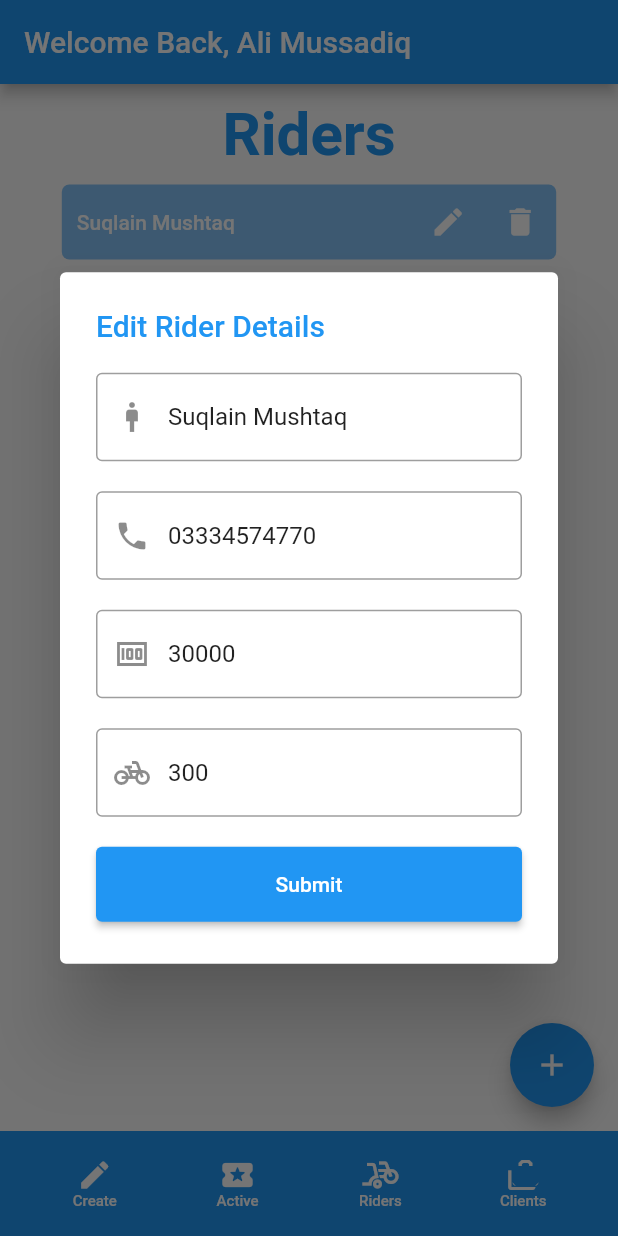
After one commit to IbraheemHaseeb7/paani, a Flutter app: the screen it shows after launch, item 3 of the bottom bar chosen, after a tap on the "edit" icon, on a phone screen of 412 x 824 dp. The commit adds this screen. Run offline on Flutter 3.47's test engine with Material 2 defaults, Android fonts, the phone set to English and light mode, and no system bars; our stand-ins replace custom_radio_grouped_button.

Commit message:
created riders page

```diff
--- a/lib/Components/CreateForm/CustomInput.dart
+++ b/lib/Components/CreateForm/CustomInput.dart
@@ -7,6 +7,7 @@ class CustomInput extends StatelessWidget {
   String label;
   double size;
   Icon icon;
+  String? defaultValue;
   Function(String)? updateValue;
   CustomInput(
       {super.key,
@@ -15,7 +16,8 @@ class CustomInput extends StatelessWidget {
       required this.label,
       required this.icon,
       required this.size,
-      this.updateValue});
+      this.updateValue,
+      this.defaultValue});
   @override
   Widget build(BuildContext context) {
     // FUNCTIONS
@@ -26,11 +28,18 @@ class CustomInput extends StatelessWidget {
       }
     }
 
+    // SIDE VARIABES
+    TextEditingController tec = TextEditingController();
+    if (defaultValue != null) {
+      tec.text = defaultValue ?? "";
+    }
+
     // RENDERING COMPONENTS
     return (Container(
       margin: EdgeInsets.only(bottom: 20),
       width: size,
       child: TextField(
+        controller: tec,
         decoration: InputDecoration(
             border: const OutlineInputBorder(),
             hintText: label,
--- a/lib/Components/Footer.dart
+++ b/lib/Components/Footer.dart
@@ -37,8 +37,8 @@ class FooterState extends State<Footer> {
                 icon: const Icon(Icons.bike_scooter),
                 makeSelection: widget.makeSelection),
             FooterButton(
-                name: "Settings",
-                icon: const Icon(Icons.settings),
+                name: "Clients",
+                icon: const Icon(Icons.cases),
                 makeSelection: widget.makeSelection),
           ],
         )));
--- /dev/null
+++ b/lib/Components/Riders/AddRider.dart
@@ -0,0 +1,41 @@
+import 'package:flutter/material.dart';
+import 'package:paani/Components/Riders/AddRiderForm.dart';
+
+class AddRider extends StatefulWidget {
+  Function showTheDialogue;
+  Function(Map<String, String>) addRider;
+  AddRider({super.key, required this.showTheDialogue, required this.addRider});
+
+  AddRiderState createState() => AddRiderState();
+}
+
+class AddRiderState extends State<AddRider> {
+  @override
+  Widget build(BuildContext context) {
+    double screenWidth = MediaQuery.of(context).size.width;
+    double screenHeight = MediaQuery.of(context).size.height;
+
+    return Container(
+        width: screenWidth,
+        height: screenHeight,
+        child: Column(children: [
+          GestureDetector(
+            onVerticalDragEnd: (d) {
+              widget.showTheDialogue();
+            },
+            child: Container(
+              decoration: const BoxDecoration(
+                borderRadius: BorderRadius.only(
+                    topLeft: Radius.circular(10),
+                    topRight: Radius.circular(10)),
+              ),
+              width: screenWidth,
+              height: screenHeight * 0.6,
+              child: AddRiderForm(
+                  addRider: widget.addRider,
+                  showTheDialogue: widget.showTheDialogue),
+            ),
+          )
+        ]));
+  }
+}
--- /dev/null
+++ b/lib/Components/Riders/AddRiderForm.dart
@@ -0,0 +1,85 @@
+import 'package:flutter/material.dart';
+import 'package:paani/Components/CreateForm/CustomInput.dart';
+
+class AddRiderForm extends StatelessWidget {
+  Function(Map<String, String>) addRider;
+  Function showTheDialogue;
+  AddRiderForm(
+      {super.key, required this.addRider, required this.showTheDialogue});
+
+  Map<String, String> input = {};
+
+  @override
+  Widget build(BuildContext context) {
+    double screenWidth = MediaQuery.of(context).size.width;
+
+    void setSelection(String name, String? value) {
+      input[name] = value ?? "";
+    }
+
+    void handleSubmit() {
+      addRider(input);
+      showTheDialogue();
+    }
+
+    return Container(
+      width: screenWidth,
+      padding: const EdgeInsets.only(top: 40),
+      decoration: const BoxDecoration(
+          color: Colors.white,
+          borderRadius: BorderRadius.only(
+              topLeft: Radius.circular(20), topRight: Radius.circular(20))),
+      child: Flex(
+          direction: Axis.vertical,
+          mainAxisAlignment: MainAxisAlignment.start,
+          children: [
+            Container(
+              margin: const EdgeInsets.only(bottom: 20),
+              child: const Text("Add a new Rider",
+                  style: TextStyle(
+                      color: Colors.blue,
+                      fontSize: 30,
+                      fontWeight: FontWeight.bold)),
+            ),
+            CustomInput(
+                setSelection: setSelection,
+                name: "name",
+                label: "Name",
+                icon: const Icon(Icons.man),
+                size: screenWidth * 0.8),
+            CustomInput(
+                setSelection: setSelection,
+                name: "phone",
+                label: "Phone",
+                icon: const Icon(Icons.phone),
+                size: screenWidth * 0.8),
+            CustomInput(
+                setSelection: setSelection,
+                name: "salary",
+                label: "Salary",
+                icon: const Icon(Icons.money),
+                size: screenWidth * 0.8),
+            CustomInput(
+                setSelection: setSelection,
+                name: "totalDeliveries",
+                label: "Total Deliveries",
+                icon: const Icon(Icons.pedal_bike),
+                size: screenWidth * 0.8),
+            CustomInput(
+                setSelection: setSelection,
+                name: "password",
+                label: "Password",
+                icon: const Icon(Icons.password),
+                size: screenWidth * 0.8),
+            Container(
+              width: screenWidth * 0.8,
+              height: 50,
+              child: ElevatedButton(
+                onPressed: handleSubmit,
+                child: Text("Submit"),
+              ),
+            )
+          ]),
+    );
+  }
+}
--- a/lib/Components/Riders/RiderContainer.dart
+++ b/lib/Components/Riders/RiderContainer.dart
@@ -1,6 +1,7 @@
 import 'package:flutter/material.dart';
+import 'package:paani/Components/Riders/RiderEdit.dart';
 
-class RiderContainer extends StatelessWidget {
+class RiderContainer extends StatefulWidget {
   Map<String, String> rider;
   Function(int) delete;
   int index;
@@ -11,10 +12,34 @@ class RiderContainer extends StatelessWidget {
       required this.index});
 
   @override
+  RiderContainerState createState() => RiderContainerState();
+}
+
+class RiderContainerState extends State<RiderContainer> {
+  Map<String, String?> input = {};
+
+  @override
   Widget build(BuildContext context) {
     // FUNCTIONS
     void handleDelete() {
-      delete(index);
+      widget.delete(widget.index);
+    }
+
+    void handleEdit() async {
+      await showDialog(
+          context: context,
+          builder: (BuildContext editContext) {
+            return RiderEdit(
+              rider: widget.rider,
+              input: input,
+            );
+          });
+      setState(() {
+        widget.rider["name"] = input["name"] ?? "";
+        widget.rider["phone"] = input["phone"] ?? "";
+        widget.rider["salary"] = input["salary"] ?? "";
+        widget.rider["totalDeliveries"] = input["totalDeliveries"] ?? "";
+      });
     }
 
     // HELPING VARIABLES
@@ -32,13 +57,13 @@ class RiderContainer extends StatelessWidget {
         children: [
           Container(
             padding: const EdgeInsets.only(left: 10),
-            child: Text(rider["name"] ?? "",
+            child: Text(widget.rider["name"] ?? "",
                 style: const TextStyle(
                     color: Colors.white, fontWeight: FontWeight.w500)),
           ),
           Row(children: [
             IconButton(
-                onPressed: () {},
+                onPressed: handleEdit,
                 icon: const Icon(Icons.edit, color: Colors.white)),
             IconButton(
                 onPressed: handleDelete,
--- /dev/null
+++ b/lib/Components/Riders/RiderEdit.dart
@@ -0,0 +1,78 @@
+import 'package:flutter/material.dart';
+import 'package:paani/Components/CreateForm/CustomInput.dart';
+
+class RiderEdit extends StatefulWidget {
+  Map<String, String?> rider;
+  Map<String, String?> input;
+  RiderEdit({super.key, required this.rider, required this.input});
+
+  @override
+  _RiderEditState createState() => _RiderEditState();
+}
+
+class _RiderEditState extends State<RiderEdit> {
+  @override
+  Widget build(BuildContext context) {
+    double screenWidth = MediaQuery.of(context).size.width;
+
+    // setting initial values for the input control
+    widget.input["name"] = widget.rider["name"];
+    widget.input["phone"] = widget.rider["phone"];
+    widget.input["salary"] = widget.rider["salary"];
+    widget.input["totalDeliveries"] = widget.rider["totalDeliveries"];
+
+    void setSelection(String name, String? value) {
+      widget.input[name] = value;
+    }
+
+    void handleSubmit() {
+      Navigator.of(context).pop();
+    }
+
+    return AlertDialog(
+        title: const Text(
+          "Edit Rider Details",
+          style: TextStyle(color: Colors.blue),
+        ),
+        content: Container(
+            height: 370,
+            child: Flex(
+                direction: Axis.vertical,
+                mainAxisAlignment: MainAxisAlignment.start,
+                children: [
+                  CustomInput(
+                      defaultValue: widget.rider["name"],
+                      setSelection: setSelection,
+                      name: "name",
+                      label: "Name",
+                      icon: const Icon(Icons.man_2),
+                      size: screenWidth * 0.9),
+                  CustomInput(
+                      defaultValue: widget.rider["phone"],
+                      setSelection: setSelection,
+                      name: "phone",
+                      label: "Phone",
+                      icon: const Icon(Icons.phone),
+                      size: screenWidth * 0.9),
+                  CustomInput(
+                      defaultValue: widget.rider["salary"],
+                      setSelection: setSelection,
+                      name: "salary",
+                      label: "Salary",
+                      icon: const Icon(Icons.money),
+                      size: screenWidth * 0.9),
+                  CustomInput(
+                      defaultValue: widget.rider["totalDeliveries"],
+                      setSelection: setSelection,
+                      name: "totalDeliveries",
+                      label: "Total Deliveries",
+                      icon: const Icon(Icons.pedal_bike),
+                      size: screenWidth * 0.9),
+                  Container(
+                      width: screenWidth,
+                      height: 50,
+                      child: ElevatedButton(
+                          onPressed: handleSubmit, child: const Text("Submit")))
+                ])));
+  }
+}
--- /dev/null
+++ b/lib/Pages/Clients.dart
@@ -0,0 +1,27 @@
+import 'package:flutter/material.dart';
+import 'package:paani/Components/Title.dart';
+
+class Clients extends StatefulWidget {
+  const Clients({Key? key}) : super(key: key);
+
+  @override
+  _ClientsState createState() => _ClientsState();
+}
+
+class _ClientsState extends State<Clients> {
+  @override
+  Widget build(BuildContext context) {
+    double screenWidth = MediaQuery.of(context).size.width;
+
+    return Container(
+      padding: EdgeInsets.only(top: 10),
+      width: screenWidth,
+      child: Flex(
+        direction: Axis.vertical,
+        mainAxisAlignment: MainAxisAlignment.start,
+        crossAxisAlignment: CrossAxisAlignment.center,
+        children: [CustomTitle(title: "Manage Clients")],
+      ),
+    );
+  }
+}
--- a/lib/Pages/HomePage.dart
+++ b/lib/Pages/HomePage.dart
@@ -3,6 +3,7 @@ import 'package:paani/Classes/User.dart';
 import 'package:paani/Components/Footer.dart';
 import 'package:paani/Components/Title.dart';
 import 'package:paani/Pages/ActiveOrders.dart';
+import 'package:paani/Pages/Clients.dart';
 import 'package:paani/Pages/CreateNewOrder.dart';
 import 'package:paani/Pages/Riders.dart';
 
@@ -40,10 +41,12 @@ class HomePageState extends State<HomePage> {
             return Create();
           case "Active":
             return ActiveOrders();
-          case "Rider":
+          case "Riders":
             return Riders();
+          case "Clients":
+            return Clients();
           default:
-            return Riders();
+            return Clients();
         }
       }())),
       bottomNavigationBar: Footer(makeSelection: makeSelection),
--- a/lib/Pages/Riders.dart
+++ b/lib/Pages/Riders.dart
@@ -1,5 +1,7 @@
 import 'package:flutter/material.dart';
+import 'package:paani/Components/Riders/AddRider.dart';
 import 'package:paani/Components/Riders/RiderContainer.dart';
+import 'package:paani/Components/Riders/RiderDetails.dart';
 import 'package:paani/Components/Title.dart';
 
 class Riders extends StatefulWidget {
@@ -19,6 +21,7 @@ class _RidersState extends State<Riders> {
       "id": "1"
     },
   ];
+  bool _isVisible = false;
 
   @override
   Widget build(BuildContext context) {
@@ -29,11 +32,41 @@ class _RidersState extends State<Riders> {
       });
     }
 
+    void openDialogue(int index) {
+      showDialog(
+          context: context,
+          builder: (BuildContext detailsContext) {
+            return RiderDetails(rider: riders[index]);
+          });
+    }
+
+    void showTheDialogue() {
+      setState(() {
+        _isVisible = !_isVisible;
+      });
+    }
+
+    void addRider(Map<String, String> rider) {
+      setState(() {
+        riders.add(rider);
+      });
+    }
+
     // HELPING VARIABLES
     double? screenWidth = MediaQuery.of(context).size.width;
     double? screenHeight = MediaQuery.of(context).size.height;
 
-    return Container(
+    return Scaffold(
+        floatingActionButton: FloatingActionButton(
+          onPressed: () {
+            showTheDialogue();
+          },
+          child: const Icon(Icons.add),
+        ),
+        floatingActionButtonLocation: FloatingActionButtonLocation.endFloat,
+        body: Stack(
+          children: [
+            Container(
                 width: screenWidth,
                 margin: const EdgeInsets.only(top: 10),
                 child: Flex(
@@ -47,16 +80,46 @@ class _RidersState extends State<Riders> {
                           itemCount: riders.length,
                           itemBuilder: (BuildContext context, int index) {
                             return GestureDetector(
-                    onTap: () {},
+                              onTap: () {
+                                openDialogue(index);
+                              },
                               child: RiderContainer(
                                   rider: riders[index],
                                   index: index,
                                   delete: handleDelete),
                             );
                           }),
-          )
+                    ),
                   ],
+                )),
+            (() {
+              if (_isVisible) {
+                return GestureDetector(
+                    onTap: () {
+                      showTheDialogue();
+                    },
+                    child: AnimatedOpacity(
+                      duration: const Duration(milliseconds: 150),
+                      opacity: _isVisible ? 1.0 : 0.0,
+                      child: Container(
+                        width: screenWidth,
+                        height: screenHeight * 0.3,
+                        decoration: const BoxDecoration(
+                            color: Color.fromARGB(73, 0, 0, 0)),
                       ),
-    );
+                    ));
+              } else {
+                return Container();
+              }
+            })(),
+            AnimatedPositioned(
+              bottom: _isVisible ? -(screenHeight * 0.4) : -screenHeight,
+              duration: const Duration(milliseconds: 500),
+              child: AddRider(
+                  showTheDialogue: showTheDialogue, addRider: addRider),
+              curve: Curves.easeOutBack,
+            ),
+          ],
+        ));
   }
 }
```
Also changed, not shown: lib/Components/Riders/RiderDetails.dart (added, +60 -0 lines). Lines whose indentation alone changed are shown as unchanged.
